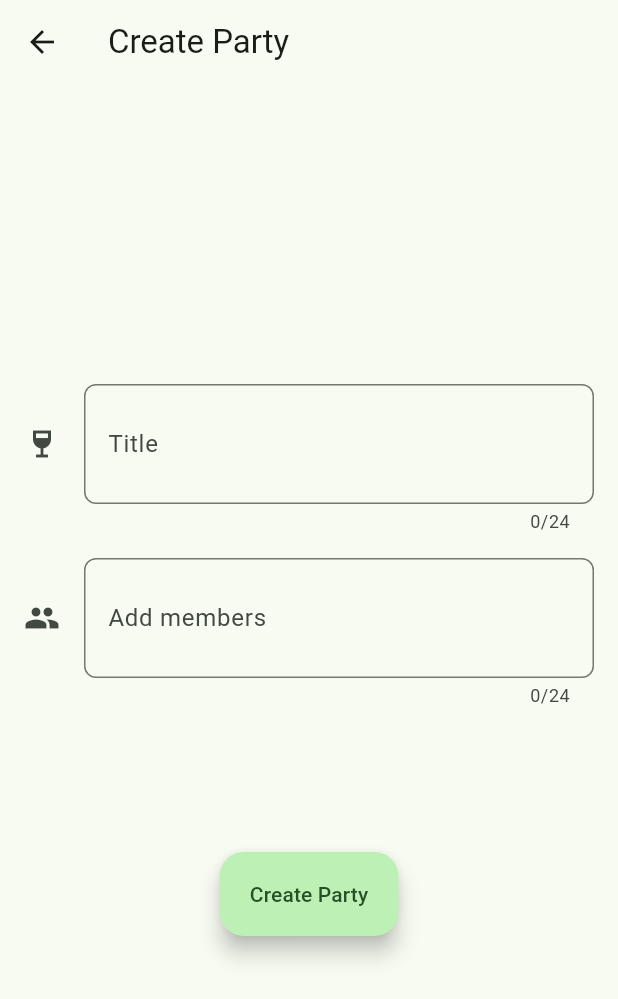
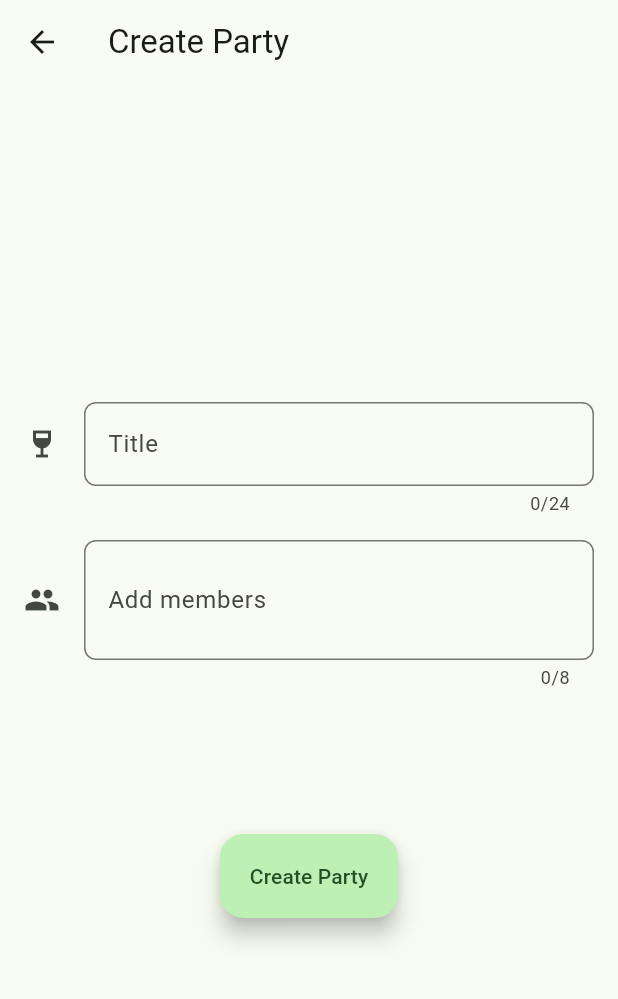
Before and after one commit to yhakamay/super-soroban, a Flutter app: the CreatePartyPage screen opened directly, on a phone screen of 412 x 824 dp. Shown: the top 999 px of the screen. Run offline on Flutter 3.47's test engine with Material 2 defaults, Android fonts, the phone set to English and light mode, and no system bars; our stand-ins replace cloud_firestore, firebase_auth, firebase_core; missing offline and left inert: flutterfire_ui; accounts and stored records are empty.

Commit message:
Separate MembersTextFormField from TitleTextFormField

```diff
--- /dev/null
+++ b/lib/atoms/members_text_form_field.dart
@@ -0,0 +1,31 @@
+import 'package:flutter/material.dart';
+
+class MembersTextFormField extends StatelessWidget {
+  const MembersTextFormField({
+    Key? key,
+    required this.controller,
+    required this.onSaved,
+    this.validator,
+  }) : super(key: key);
+
+  final TextEditingController controller;
+  final void Function() onSaved;
+  final String? Function(String?)? validator;
+
+  @override
+  Widget build(BuildContext context) {
+    return TextFormField(
+      maxLength: 8,
+      controller: controller,
+      decoration: InputDecoration(
+        labelText: 'Add members',
+        icon: const Icon(Icons.people),
+        suffix: IconButton(
+          onPressed: onSaved,
+          icon: const Icon(Icons.add),
+        ),
+      ),
+      validator: validator,
+    );
+  }
+}
--- a/lib/atoms/new_party_form_field.dart
+++ /dev/null
@@ -1,38 +0,0 @@
-import 'package:flutter/material.dart';
-
-class NewPartyFormField extends StatelessWidget {
-  const NewPartyFormField({
-    Key? key,
-    required this.controller,
-    required this.onPressed,
-    required this.labelText,
-    required this.iconData,
-    required this.suffixIconData,
-    this.validator,
-  }) : super(key: key);
-
-  final TextEditingController controller;
-  final void Function() onPressed;
-  final String labelText;
-  final IconData iconData;
-  final IconData suffixIconData;
-  final String? Function(String?)? validator;
-
-  @override
-  Widget build(BuildContext context) {
-    return TextFormField(
-      maxLength: 24,
-      controller: controller,
-      decoration: InputDecoration(
-        labelText: labelText,
-        icon: Icon(iconData),
-        suffix: IconButton(
-          onPressed: onPressed,
-          icon: Icon(suffixIconData),
-        ),
-      ),
-      validator: validator,
-      onSaved: (_) => onPressed(),
-    );
-  }
-}
--- /dev/null
+++ b/lib/atoms/title_text_form_field.dart
@@ -0,0 +1,29 @@
+import 'package:flutter/material.dart';
+
+class TitleTextFormField extends StatelessWidget {
+  const TitleTextFormField({
+    Key? key,
+    required this.controller,
+    required this.onSaved,
+    this.validator,
+  }) : super(key: key);
+
+  final TextEditingController controller;
+  final void Function() onSaved;
+  final String? Function(String?)? validator;
+
+  @override
+  Widget build(BuildContext context) {
+    return TextFormField(
+      maxLength: 24,
+      controller: controller,
+      decoration: const InputDecoration(
+        labelText: 'Title',
+        icon: Icon(Icons.wine_bar),
+      ),
+      validator: validator,
+      onSaved: (_) => onSaved(),
+      onChanged: (_) => onSaved(),
+    );
+  }
+}
--- a/lib/pages/create_party_page.dart
+++ b/lib/pages/create_party_page.dart
@@ -1,8 +1,9 @@
 import 'package:flutter/material.dart';
+import 'package:motchi/atoms/members_text_form_field.dart';
 
 import '../atoms/create_party_fab.dart';
 import '../molecules/member_chips_list_view.dart';
-import '../atoms/new_party_form_field.dart';
+import '../atoms/title_text_form_field.dart';
 import '../models/party.dart';
 import '../models/ss_user.dart';
 import '../utils.dart';
@@ -36,21 +37,15 @@ class _CreatePartyPageState extends State<CreatePartyPage> {
           child: Column(
             mainAxisAlignment: MainAxisAlignment.center,
             children: [
-              NewPartyFormField(
+              TitleTextFormField(
                 controller: _titleController,
-                onPressed: _saveTitle,
-                labelText: 'Title',
-                iconData: Icons.wine_bar,
-                suffixIconData: Icons.check,
+                onSaved: _saveTitle,
                 validator: _emptyValidator,
               ),
               const SizedBox(height: 16.0),
-              NewPartyFormField(
+              MembersTextFormField(
                 controller: _membersController,
-                onPressed: _addMember,
-                labelText: 'Add members',
-                iconData: Icons.people,
-                suffixIconData: Icons.add,
+                onSaved: _addMember,
               ),
               SizedBox(
                 height: 80,
@@ -96,6 +91,8 @@ class _CreatePartyPageState extends State<CreatePartyPage> {
       );
     });
 
+    _membersController.clear();
+
     Utils.showSnackBar(context, 'Member added!');
   }
 
```
